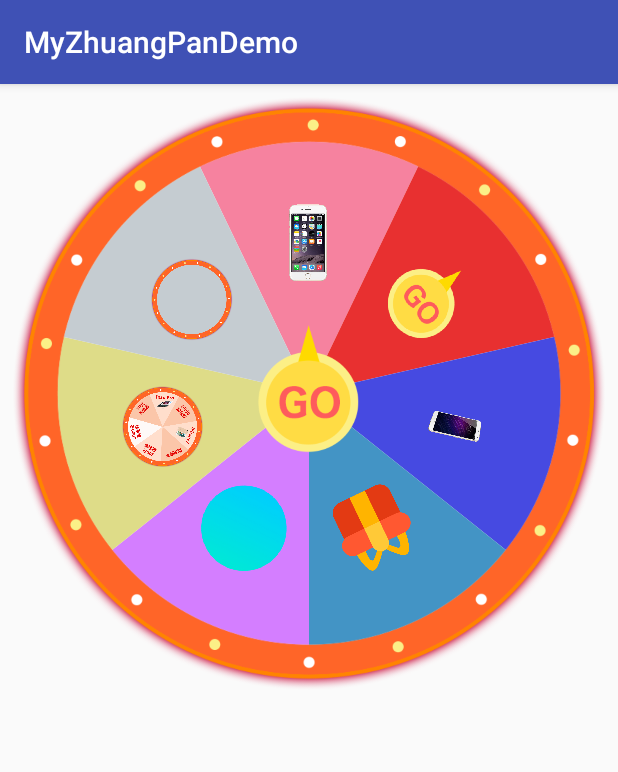
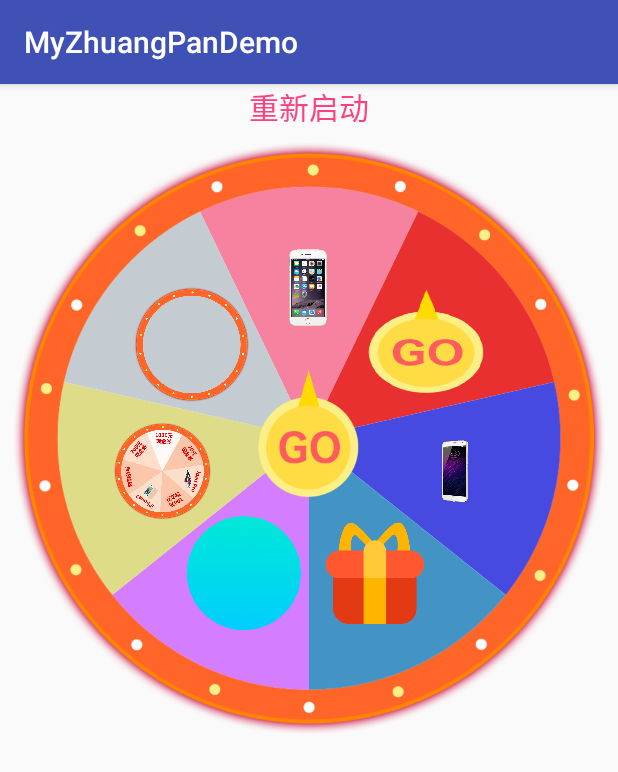
Before and after one commit to zhangyu127/ZhuangPanDemo, an Android app: the screen it shows after launch (MainActivity), on a phone screen of 412 x 824 dp. Shown: the top 772 px of the screen. Run offline under Robolectric (Android 15) with nearby library versions, the phone set to English and light mode, and no system bars.

Commit message:
提交修改

```diff
--- a/app/src/main/java/com/keke/a10056/myzhuangpandemo/MainActivity.java
+++ b/app/src/main/java/com/keke/a10056/myzhuangpandemo/MainActivity.java
@@ -32,9 +32,12 @@ public class MainActivity extends AppCompatActivity {
     private ImageView imageView;
     private WheelSurfView.Builder build;
     private List<Integer> colors;
+    private List<Integer> color;
     private List<Bitmap> mListBitmap;
+    private List<Bitmap> mListBitmaps;
     private int typeNum = 7;
     private WheelSurfView wheelSurfView2;
+    private TextView tv_qd;
 
 
     @SuppressLint("HandlerLeak")
@@ -44,8 +47,8 @@ public class MainActivity extends AppCompatActivity {
             imageView.setVisibility(View.GONE);
 
             build = new WheelSurfView.Builder()
-                    .setmColors(colors)
-                    .setmIcons(mListBitmap)
+                    .setmColors(color)
+                    .setmIcons(mListBitmaps)
                     .setmTypeNum(typeNum)
                     .build();
             wheelSurfView2.setConfig(build);
@@ -62,6 +65,29 @@ public class MainActivity extends AppCompatActivity {
         setContentView(R.layout.activity_main);
 
         imageView = findViewById(R.id.img_face);
+        tv_qd = findViewById(R.id.tv_qidong);
+
+        tv_qd.setOnClickListener(new View.OnClickListener() {
+            @Override
+            public void onClick(View v) {
+                typeNum = 7;
+                mListBitmaps = new ArrayList<>();
+                for (int i = 0; i < mListBitmap.size(); i++) {
+                    mListBitmaps.add(mListBitmap.get(i));
+                }
+                color = new ArrayList<>();
+                for (int i = 0; i < colors.size(); i++) {
+                    color.add(colors.get(i));
+                }
+
+                build = new WheelSurfView.Builder()
+                        .setmColors(color)
+                        .setmIcons(mListBitmaps)
+                        .setmTypeNum(typeNum)
+                        .build();
+                wheelSurfView2.setConfig(build);
+            }
+        });
 
         /**
          * 新增使用代码设置属性的方式
@@ -91,7 +117,7 @@ public class MainActivity extends AppCompatActivity {
          *  重要的事情说三遍
          *
          * 请注意：
-         *  .setmColors(colors)
+         *  .setmColors(\)
          *  .setmDeses(des)
          *  .setmIcons(mListBitmap)
          *  这三个方法中的参数长度必须一致 否则会报运行时异常
@@ -106,6 +132,11 @@ public class MainActivity extends AppCompatActivity {
         colors.add(Color.parseColor("#DEDC88"));
         colors.add(Color.parseColor("#C5CCD1"));
 
+        color = new ArrayList<>();
+        for (int i = 0; i < colors.size(); i++) {
+            color.add(colors.get(i));
+        }
+
 
         mListBitmap = new ArrayList<>();
         mListBitmap.add(BitmapFactory.decodeResource(getResources(), R.mipmap.iphone));
@@ -117,12 +148,18 @@ public class MainActivity extends AppCompatActivity {
         mListBitmap.add(BitmapFactory.decodeResource(getResources(), R.mipmap.yuanhuan));
 
 
+        mListBitmaps = new ArrayList<>();
+        for (int i = 0; i < mListBitmap.size(); i++) {
+            mListBitmaps.add(mListBitmap.get(i));
+        }
+
+
         mListBitmap = WheelSurfView.rotateBitmaps(mListBitmap);
 
         wheelSurfView2 = findViewById(R.id.wheelSurfView2);
         build = new WheelSurfView.Builder()
-                .setmColors(colors)
-                .setmIcons(mListBitmap)
+                .setmColors(color)
+                .setmIcons(mListBitmaps)
                 .setmTypeNum(typeNum)
                 .build();
         wheelSurfView2.setConfig(build);
@@ -138,20 +175,19 @@ public class MainActivity extends AppCompatActivity {
 
                 //判断重新加载转盘   每一次减一
                 if (typeNum == 2) {
-                    mListBitmap.remove((typeNum - position + 1) %
+                    mListBitmaps.remove((typeNum - position + 1) %
                             typeNum);
-                    Bitmap bitmap1 = mListBitmap.get(0);
+                    Bitmap bitmap1 = mListBitmaps.get(0);
 
                     WinDialog winDialog = new WinDialog(MainActivity.this, bitmap1);
                     winDialog.show();
 
                 } else {
                     //                //根据算法删除删除选中的那一栏
-                    colors.remove((typeNum - position + 1) %
+                    color.remove((typeNum - position + 1) %
                             typeNum);
-                    mListBitmap.remove((typeNum - position + 1) %
+                    mListBitmaps.remove((typeNum - position + 1) %
                             typeNum);
-
 
                     typeNum = typeNum - 1;
                     handler.sendEmptyMessageDelayed(2, 3 * 1000);
--- a/app/src/main/res/layout/activity_main.xml
+++ b/app/src/main/res/layout/activity_main.xml
@@ -1,6 +1,5 @@
 <?xml version="1.0" encoding="utf-8"?>
-<RelativeLayout
-    xmlns:android="http://schemas.android.com/apk/res/android"
+<RelativeLayout xmlns:android="http://schemas.android.com/apk/res/android"
     xmlns:tools="http://schemas.android.com/tools"
     xmlns:wheelSurfView="http://schemas.android.com/apk/res-auto"
     android:layout_width="match_parent"
@@ -8,9 +7,9 @@
     tools:context=".MainActivity">
 
     <RelativeLayout
+        android:layout_marginTop="30dp"
         android:layout_width="match_parent"
-        android:layout_height="wrap_content"
-       >
+        android:layout_height="wrap_content">
 
 
         <com.keke.a10056.myzhuangpandemo.view.WheelSurfView
@@ -32,4 +31,13 @@
 
     </RelativeLayout>
 
+    <TextView
+        android:id="@+id/tv_qidong"
+        android:layout_width="wrap_content"
+        android:layout_height="wrap_content"
+        android:text="重新启动"
+        android:textColor="@color/colorAccent"
+        android:layout_centerHorizontal="true"
+        android:textSize="20sp" />
+
 </RelativeLayout>
```
